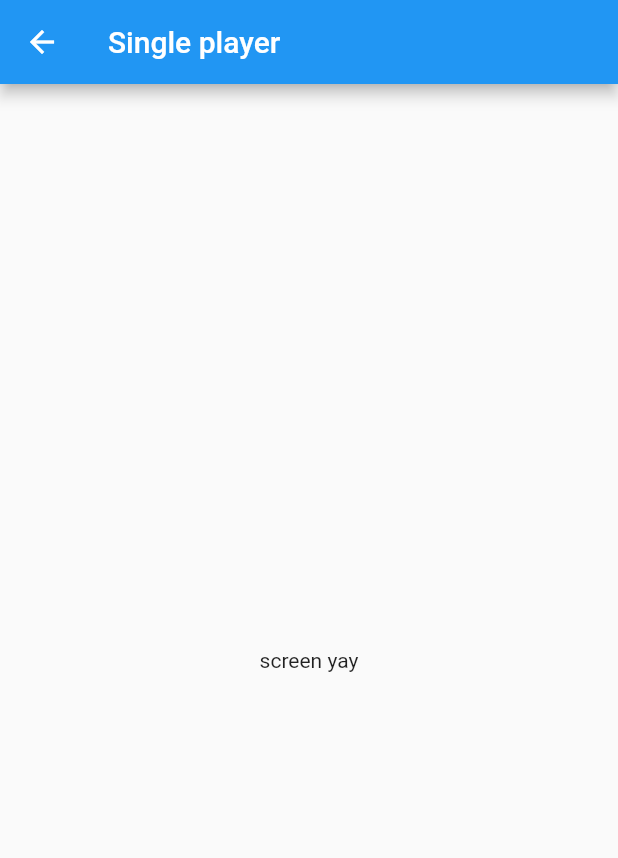
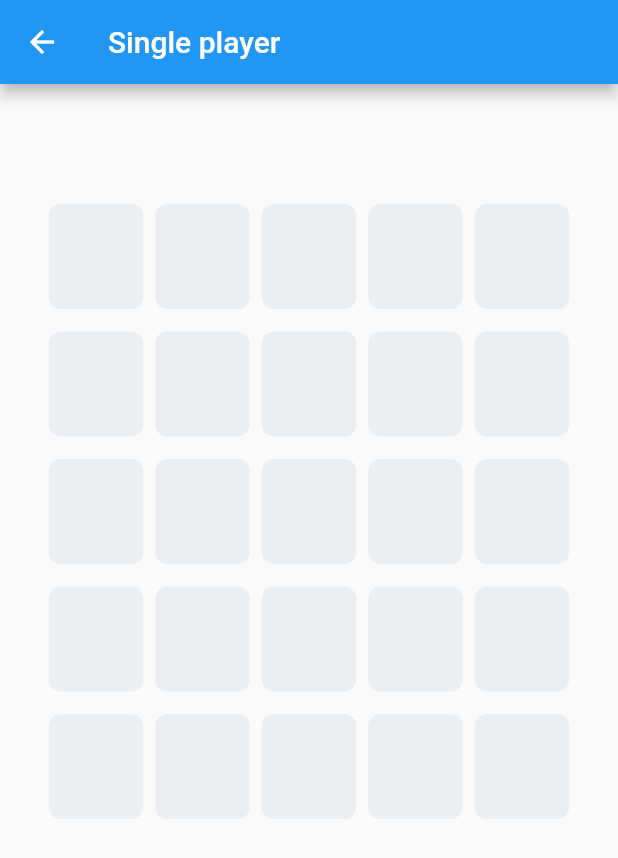
Before and after one commit to Husain-Jinia/Flutter-Wordle, a Flutter app: the SinglePlayer screen opened directly, on a phone screen of 412 x 824 dp. Shown: the top 858 px of the screen. Run offline on Flutter 3.47's test engine with Material 2 defaults, Android fonts, the phone set to English and light mode, and no system bars; drawn by our look-alikes of pinput.

Commit message:
Setting up text boxes

```diff
--- a/lib/screens/single_player_game_screen.dart
+++ b/lib/screens/single_player_game_screen.dart
@@ -1,4 +1,6 @@
 import 'package:flutter/material.dart';
+import 'package:pinput/pinput.dart';
+import 'package:wordlr_mmultiplayer/widgets/text_box_field.dart';
 
 class SinglePlayer extends StatefulWidget {
   const SinglePlayer({Key? key}) : super(key: key);
@@ -8,6 +10,13 @@ class SinglePlayer extends StatefulWidget {
 }
 
 class _SinglePlayerState extends State<SinglePlayer> {
+
+  TextEditingController controller1 = TextEditingController();
+  TextEditingController controller2 = TextEditingController();
+  TextEditingController controller3 = TextEditingController();
+  TextEditingController controller4 = TextEditingController();
+  TextEditingController controller5 = TextEditingController();
+
   @override
   Widget build(BuildContext context) {
     return Scaffold(
@@ -15,11 +24,29 @@ class _SinglePlayerState extends State<SinglePlayer> {
         title: Text("Single player"),
       ),
       body: Container(
-        child: Center(
-          child: Text("screen yay"),
-        ),
+        child:SingleChildScrollView(
+        child:Container(
+          margin: const EdgeInsets.only(top:80, left: 10, right: 10),
+          child: Center(
+            child: Column(
+              mainAxisAlignment: MainAxisAlignment.center,
+              crossAxisAlignment: CrossAxisAlignment.center,
+              children: [
+                PinBoxField(textController: controller1),
+                const SizedBox(height: 15,),
+                PinBoxField(textController: controller2),
+                const SizedBox(height: 15,),
+                PinBoxField(textController: controller3),
+                const SizedBox(height: 15,),
+                PinBoxField(textController: controller4),
+                const SizedBox(height: 15,),
+                PinBoxField(textController: controller5),
+              ],
+            ),
+          ),
+        )
       ),
-
+      )
     );
   }
 }
--- /dev/null
+++ b/lib/widgets/text_box_field.dart
@@ -0,0 +1,50 @@
+import 'package:flutter/material.dart';
+import 'package:pinput/pinput.dart';
+
+class PinBoxField extends StatefulWidget {
+
+  TextEditingController textController = TextEditingController();
+
+  PinBoxField({Key? key, required this.textController}) : super(key: key);
+
+  @override
+  State<PinBoxField> createState() => _PinBoxFieldState();
+}
+
+class _PinBoxFieldState extends State<PinBoxField> {
+  @override
+  Widget build(BuildContext context) {
+    const errorColor = Color.fromRGBO(255, 234, 238, 1);
+    const fillColor = Color.fromRGBO(222, 231, 240, .57);
+    final defaultPinTheme = PinTheme(
+      width: 63,
+      height: 70,
+      textStyle: const TextStyle(fontSize: 22, color: Color.fromRGBO(30, 60, 87, 1), fontWeight: FontWeight.w600),
+      decoration: BoxDecoration(
+        color: fillColor,
+
+        borderRadius: BorderRadius.circular(8),
+        border: Border.all(color: Colors.transparent),
+      ),
+    );
+    return Pinput(
+      keyboardType: TextInputType.text,
+      length: 5,
+      controller: widget.textController,
+      defaultPinTheme: defaultPinTheme,
+      focusedPinTheme: defaultPinTheme.copyWith(
+        height: 75,
+        width: 64,
+        decoration: defaultPinTheme.decoration?.copyWith(
+          border: Border.all(color: Colors.black),
+        ),
+      ),
+      errorPinTheme: defaultPinTheme.copyWith(
+        decoration: BoxDecoration(
+          color: errorColor,
+          borderRadius: BorderRadius.circular(8),
+        ),
+      ),
+    );
+  }
+}
--- a/pubspec.yaml
+++ b/pubspec.yaml
@@ -34,6 +34,7 @@ dependencies:
   # The following adds the Cupertino Icons font to your application.
   # Use with the CupertinoIcons class for iOS style icons.
   cupertino_icons: ^1.0.2
+  pinput: ^2.2.15
 
 dev_dependencies:
   flutter_test:
```
Also changed, not shown: pubspec.lock, 5 other files.
